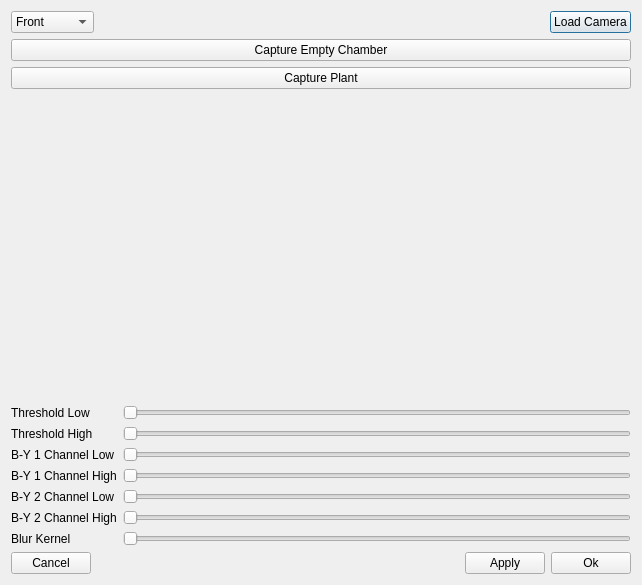
This is Photogon/editmask.ui in DryFrost/photogon as Qt 5 draws it before an edit. The edited form follows.
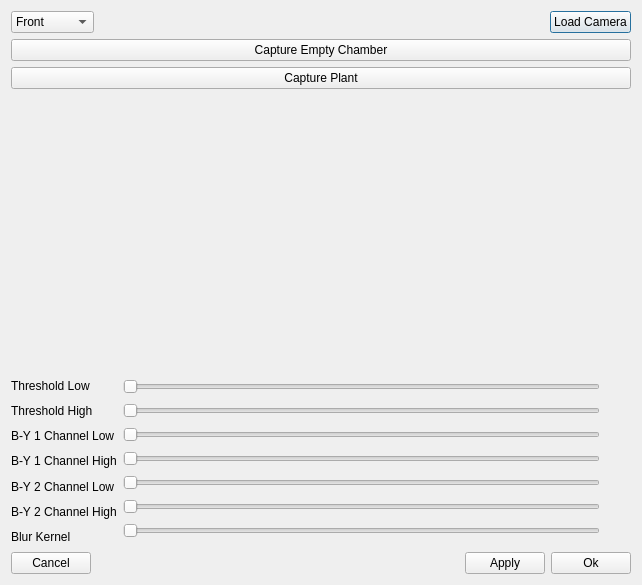
This is the edited form.

Diff of the .ui file:
```diff
--- a/Photogon/editmask.ui
+++ b/Photogon/editmask.ui
@@ -261,6 +261,9 @@
        </item>
        <item>
         <widget class="QSlider" name="blurK">
+         <property name="minimum">
+          <number>1</number>
+         </property>
          <property name="maximum">
           <number>10</number>
          </property>
@@ -271,6 +274,65 @@
        </item>
       </layout>
      </item>
+     <item>
+      <layout class="QVBoxLayout" name="verticalLayout_6">
+       <item>
+        <widget class="QLabel" name="val1">
+         <property name="minimumSize">
+          <size>
+           <width>25</width>
+           <height>0</height>
+          </size>
+         </property>
+         <property name="text">
+          <string/>
+         </property>
+        </widget>
+       </item>
+       <item>
+        <widget class="QLabel" name="val2">
+         <property name="text">
+          <string/>
+         </property>
+        </widget>
+       </item>
+       <item>
+        <widget class="QLabel" name="val3">
+         <property name="text">
+          <string/>
+         </property>
+        </widget>
+       </item>
+       <item>
+        <widget class="QLabel" name="val4">
+         <property name="text">
+          <string/>
+         </property>
+        </widget>
+       </item>
+       <item>
+        <widget class="QLabel" name="val5">
+         <property name="text">
+          <string/>
+         </property>
+        </widget>
+       </item>
+       <item>
+        <widget class="QLabel" name="val6">
+         <property name="text">
+          <string/>
+         </property>
+        </widget>
+       </item>
+       <item>
+        <widget class="QLabel" name="val7">
+         <property name="text">
+          <string/>
+         </property>
+        </widget>
+       </item>
+      </layout>
+     </item>
     </layout>
    </item>
    <item>
```
Left out of the diff: 115 changed lines with no effect on the pictures.
